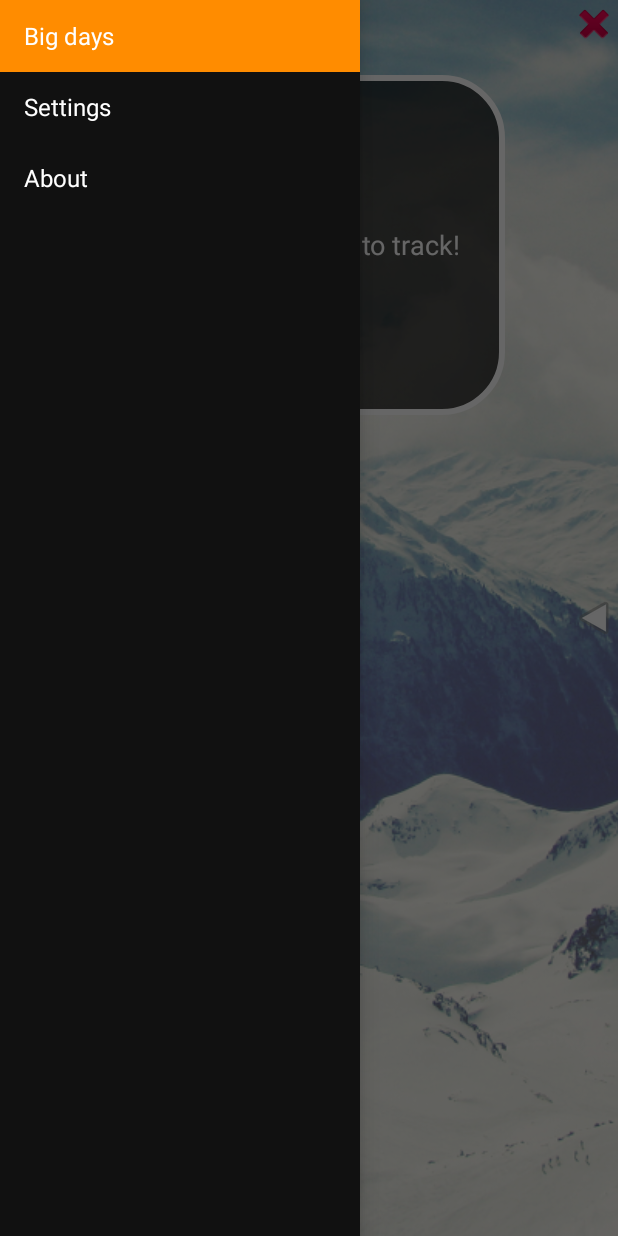
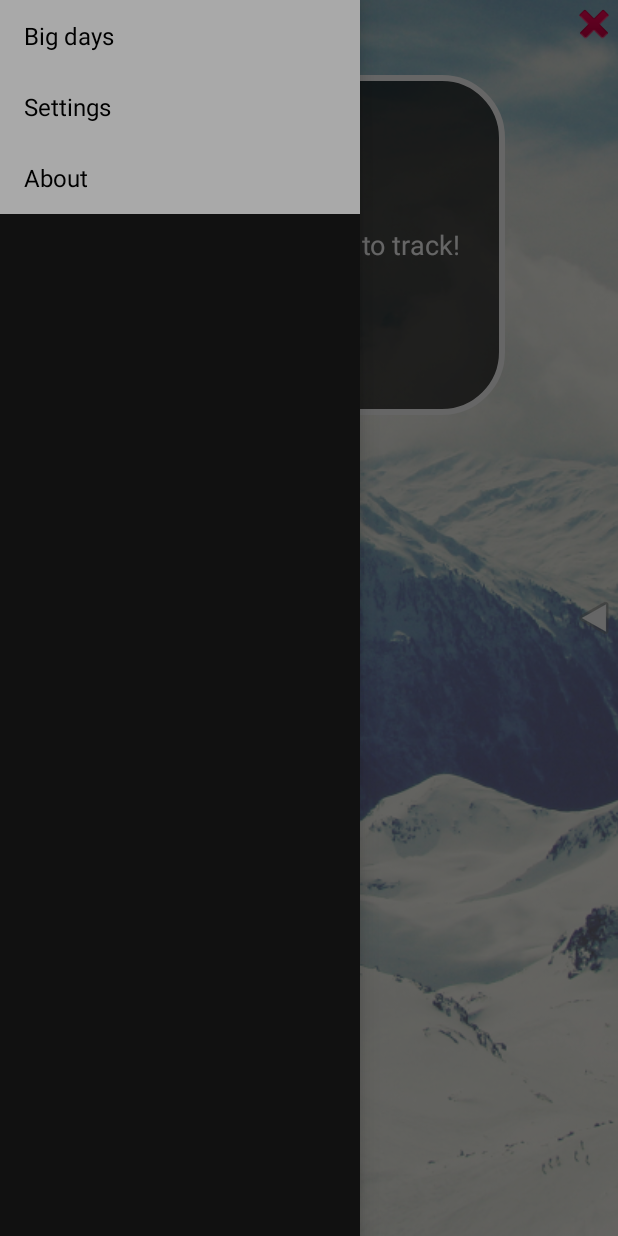
Before and after one commit to xixsuse/BigDayCountdown, an Android app: the screen it shows after launch (MainActivity), with the side drawer open, on a phone screen of 412 x 824 dp. Run offline under Robolectric (Android 15) with nearby library versions, the phone set to English and light mode, and no system bars; libraries missing offline, so code that uses them is left out: pl.aprilapps.easyphotopicker.

Commit message:
Layout changes

```diff
--- a/app/src/main/java/com/simonm/bigdaycountdown/MainActivity.java
+++ b/app/src/main/java/com/simonm/bigdaycountdown/MainActivity.java
@@ -5,8 +5,11 @@ import android.app.DatePickerDialog;
 import org.joda.time.DateTime;
 import org.joda.time.Days;
 import android.app.DialogFragment;
+import android.app.Fragment;
+import android.content.Context;
 import android.content.DialogInterface;
 import android.content.Intent;
+import android.content.SharedPreferences;
 import android.content.res.ColorStateList;
 import android.content.res.Configuration;
 import android.graphics.Bitmap;
@@ -37,6 +40,9 @@ import android.widget.TextView;
 import com.simonm.bigdaycountdown.Utils.AnimUtil;
 
 import java.io.File;
+import java.io.FileOutputStream;
+import java.io.IOException;
+import java.io.ObjectOutputStream;
 import java.util.ArrayList;
 import java.util.Calendar;
 import java.util.Collections;
@@ -348,10 +354,10 @@ public class MainActivity extends AppCompatActivity implements View.OnClickListe
 
     }
 
-    public static Bitmap rotateImage(Bitmap src, float degree)
-    {
+    public static Bitmap rotateImage(Bitmap src, float degree) {
         // create new matrix
         Matrix matrix = new Matrix();
+
         // setup rotation degree
         matrix.postRotate(degree);
         Bitmap bmp = Bitmap.createBitmap(src, 0, 0, src.getWidth(), src.getHeight(), matrix, true);
@@ -388,10 +394,12 @@ public class MainActivity extends AppCompatActivity implements View.OnClickListe
                 ((EditText) findViewById(R.id.new_title_id)).setHintTextColor(Color.rgb(96, 96, 96));
                 ((TextView) findViewById(R.id.new_date_id)).setTextColor(Color.rgb(96, 96, 96));
                 tempBackground = null;
+
             }
         }
 
     }
+
 
     private boolean validateDate(int tempYear, int tempMonth, int tempDay) {
         if (tempDay == 0 || tempMonth == 0 || tempYear == 0){
@@ -684,4 +692,8 @@ public class MainActivity extends AppCompatActivity implements View.OnClickListe
             super.onBackPressed();
         }
     }
+
+    private void save() throws IOException{
+
+    }
 }
--- a/app/src/main/res/layout/activity_main.xml
+++ b/app/src/main/res/layout/activity_main.xml
@@ -34,7 +34,7 @@
         android:choiceMode="singleChoice"
         android:divider="@android:color/transparent"
         android:dividerHeight="0dp"
-        android:background="#111"/>
+        android:background="#fff"/>
 
 
 </android.support.v4.widget.DrawerLayout>
--- a/app/src/main/res/layout/drawer_list_item.xml
+++ b/app/src/main/res/layout/drawer_list_item.xml
@@ -7,6 +7,6 @@
     android:gravity="center_vertical"
     android:paddingLeft="16dp"
     android:paddingRight="16dp"
-    android:textColor="#fff"
-    android:background="?android:attr/activatedBackgroundIndicator"
+    android:textColor="#000"
+    android:background="@color/colorPrimaryDark"
     android:minHeight="?android:attr/listPreferredItemHeightSmall"/>
```
Also changed, not shown: 1 other file.
